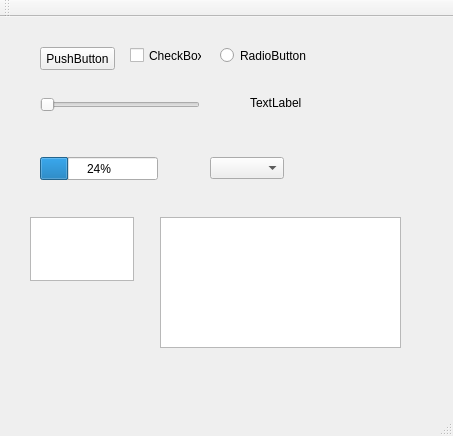
This is qtmvcwindow.ui in done-lin/LinQtPrj as Qt 5 draws it before an edit. The edited form follows.
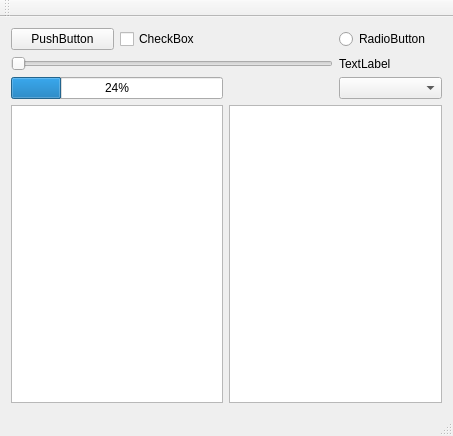
This is the edited form.

What changed in the file:
```diff
--- a/qtmvcwindow.ui
+++ b/qtmvcwindow.ui
@@ -14,114 +14,59 @@
    <string>QtMVCWindow</string>
   </property>
   <widget class="QWidget" name="centralWidget">
+   <layout class="QGridLayout" name="gridLayout">
+    <item row="0" column="0">
    <widget class="QPushButton" name="pushButton">
-    <property name="geometry">
-     <rect>
-      <x>40</x>
-      <y>30</y>
-      <width>75</width>
-      <height>23</height>
-     </rect>
-    </property>
     <property name="text">
      <string>PushButton</string>
     </property>
    </widget>
+    </item>
+    <item row="0" column="1" colspan="2">
    <widget class="QCheckBox" name="checkBox">
-    <property name="geometry">
-     <rect>
-      <x>130</x>
-      <y>30</y>
-      <width>72</width>
-      <height>17</height>
-     </rect>
-    </property>
     <property name="text">
      <string>CheckBox</string>
     </property>
    </widget>
+    </item>
+    <item row="0" column="3">
    <widget class="QRadioButton" name="radioButton">
-    <property name="geometry">
-     <rect>
-      <x>220</x>
-      <y>30</y>
-      <width>89</width>
-      <height>17</height>
-     </rect>
-    </property>
     <property name="text">
      <string>RadioButton</string>
     </property>
    </widget>
+    </item>
+    <item row="1" column="0" colspan="3">
    <widget class="QSlider" name="horizontalSlider">
-    <property name="geometry">
-     <rect>
-      <x>40</x>
-      <y>80</y>
-      <width>160</width>
-      <height>16</height>
-     </rect>
-    </property>
     <property name="orientation">
      <enum>Qt::Horizontal</enum>
     </property>
    </widget>
+    </item>
+    <item row="1" column="3">
    <widget class="QLabel" name="label">
-    <property name="geometry">
-     <rect>
-      <x>250</x>
-      <y>80</y>
-      <width>54</width>
-      <height>12</height>
-     </rect>
-    </property>
     <property name="text">
      <string>TextLabel</string>
     </property>
    </widget>
+    </item>
+    <item row="2" column="0" colspan="2">
    <widget class="QProgressBar" name="progressBar">
-    <property name="geometry">
-     <rect>
-      <x>40</x>
-      <y>140</y>
-      <width>118</width>
-      <height>23</height>
-     </rect>
-    </property>
     <property name="value">
      <number>24</number>
     </property>
    </widget>
-   <widget class="QComboBox" name="comboBox">
-    <property name="geometry">
-     <rect>
-      <x>210</x>
-      <y>140</y>
-      <width>74</width>
-      <height>22</height>
-     </rect>
-    </property>
-   </widget>
-   <widget class="QTextEdit" name="textEdit">
-    <property name="geometry">
-     <rect>
-      <x>30</x>
-      <y>200</y>
-      <width>104</width>
-      <height>64</height>
-     </rect>
-    </property>
-   </widget>
-   <widget class="QListView" name="listView">
-    <property name="geometry">
-     <rect>
-      <x>160</x>
-      <y>200</y>
-      <width>241</width>
-      <height>131</height>
-     </rect>
-    </property>
-   </widget>
+    </item>
+    <item row="2" column="3">
+     <widget class="QComboBox" name="comboBox"/>
+    </item>
+    <item row="3" column="0" colspan="2">
+     <widget class="QTextEdit" name="textEdit"/>
+    </item>
+    <item row="3" column="2" colspan="2">
+     <widget class="QListView" name="listView"/>
+    </item>
+   </layout>
   </widget>
   <widget class="QMenuBar" name="menuBar">
    <property name="geometry">
```
Left out of the diff: 2 changed lines with no effect on the pictures. Lines whose indentation alone changed are shown as unchanged.
